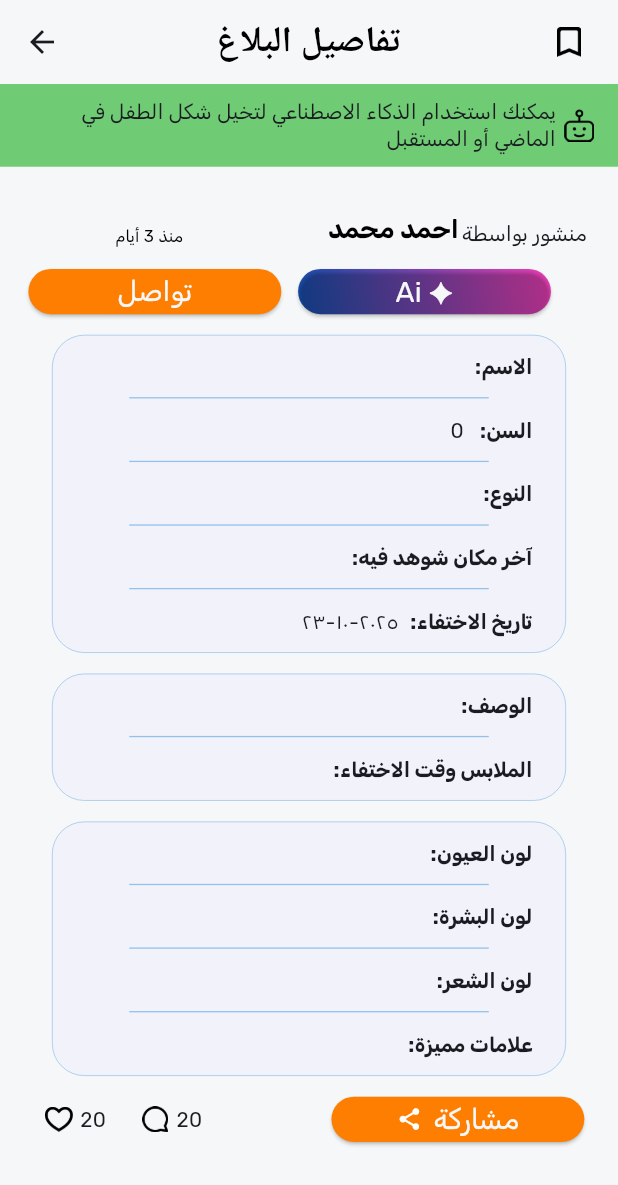
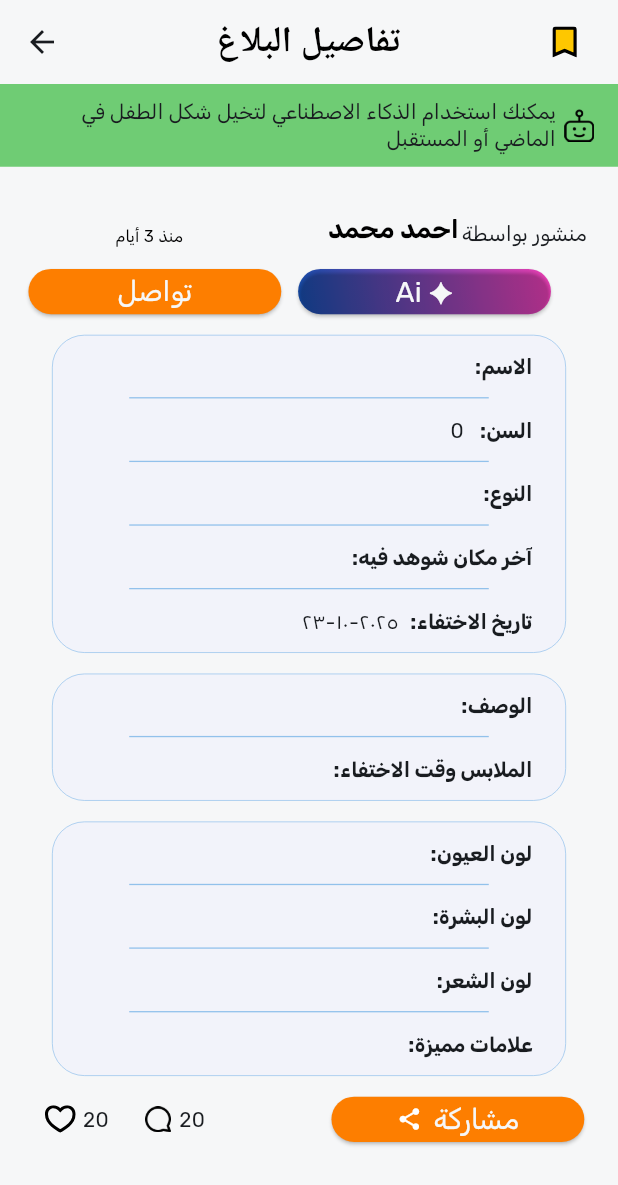
Before and after one commit to rofidarashed/kheet_amal, a Flutter app: the ReportDetails screen opened directly with empty values, on a phone screen of 412 x 824 dp. Shown: the top 1185 px of the screen. Run offline on Flutter 3.47's test engine with Material 3 defaults, Android fonts, the phone set to English and light mode, and no system bars; our stand-ins replace awesome_dialog, bloc, calendar_date_picker2, cloud_firestore, country_code_picker, dio and 13 more; accounts and stored records are empty; project files that could hold a hidden picture were left out.

Commit message:
feat: add support and save report functionality
- Add cubits and states for managing "support" and "save" actions on reports.
- Integrate Firestore to persist the supported and saved status of reports.
- Add new SVG icons for the different states of support and save buttons.
- Update UI to reflect whether a report is supported or saved and allow users to toggle these states.

```diff
--- a/lib/feature/home/presentation/screens/report_details_screen.dart
+++ b/lib/feature/home/presentation/screens/report_details_screen.dart
@@ -1,5 +1,6 @@
 import 'package:easy_localization/easy_localization.dart';
 import 'package:flutter/material.dart';
+import 'package:flutter_bloc/flutter_bloc.dart';
 import 'package:flutter_screenutil/flutter_screenutil.dart';
 import 'package:flutter_svg/svg.dart';
 import 'package:kheet_amal/core/utils/app_colors.dart';
@@ -8,13 +9,20 @@ import 'package:kheet_amal/feature/home/presentation/widgets/custom_founder_info
 import 'package:kheet_amal/feature/home/presentation/widgets/custom_icon_button.dart';
 import 'package:kheet_amal/feature/home/presentation/widgets/custom_report_action_bar.dart';
 import 'package:kheet_amal/feature/home/presentation/widgets/custom_report_details_cards.dart';
+import 'package:kheet_amal/feature/saved_reports/cubits/saved_reports_cubit/saved_reports_cubit.dart';
+import 'package:kheet_amal/feature/saved_reports/cubits/saved_reports_cubit/saved_reports_state.dart';
+import 'package:kheet_amal/support_reports/cubits/sup_reports_cubit/supprot_reports_cubit.dart';
 
 class ReportDetails extends StatelessWidget {
   const ReportDetails({super.key, required this.report});
+
   final ReportModel report;
 
   @override
   Widget build(BuildContext context) {
+    WidgetsBinding.instance.addPostFrameCallback((_) {
+      context.read<SavedReportsCubit>().checkIfSaved(report.id);
+    });
     return Scaffold(
       appBar: AppBar(
         title: const Text('report_details').tr(),
@@ -22,10 +30,36 @@ class ReportDetails extends StatelessWidget {
         actions: [
           Padding(
             padding: EdgeInsets.only(right: 26.w),
-            child: Image.asset(
-              'assets/images/saved_icon.png',
-              height: 23.sp,
-              width: 19.sp,
+            child: BlocBuilder<SavedReportsCubit, SavedReportsState>(
+              builder: (context, state) {
+                bool isSaved = false;
+                if (state is SavedReportsToggled &&
+                    state.reportId == report.id) {
+                  isSaved = state.isSaved;
+                }
+
+                return GestureDetector(
+                  onTap: () {
+                    context.read<SavedReportsCubit>().toggleSaveReport(
+                      report.id,
+                    );
+                    debugPrint(
+                      '============================${report
+                          .id}============================',
+                    );
+                  },
+                  child: Padding(
+                    padding: EdgeInsets.symmetric(vertical: 12.h),
+                    child: SvgPicture.asset(
+                      isSaved
+                          ? 'assets/svgs/isSaved_svg.svg'
+                          : 'assets/svgs/save_icon_svg.svg',
+                      width: 24.w,
+                      height: 24.h,
+                    ),
+                  ),
+                );
+              },
             ),
           ),
         ],
@@ -76,7 +110,8 @@ class ReportDetails extends StatelessWidget {
                     height: 187.h,
                     width: 158.w,
                     fit: BoxFit.cover,
-                          errorBuilder: (_, __, ___) => SvgPicture.asset(
+                    errorBuilder: (_, __, ___) =>
+                        SvgPicture.asset(
                           'assets/svgs/profile_icon.svg',
                           height: 187.h,
                           width: 158.w,
@@ -88,7 +123,7 @@ class ReportDetails extends StatelessWidget {
               ),
               SizedBox(height: 20.h),
               FounderInfo(),
-              ReportDetailsCardsColumn(report: report,),
+              ReportDetailsCardsColumn(report: report),
               SizedBox(height: 16.h),
               ReportActionBar(
                 space: 16.w,
@@ -97,8 +132,9 @@ class ReportDetails extends StatelessWidget {
                   text: 'share'.tr(),
                   backgroundColor: AppColors.secondaryColor,
                   onPressed: () {},
-                  icon: Icon(Icons.share, color: AppColors.white, size: 20.sp),
-                ),
+                  icon: Icon(
+                      Icons.share, color: AppColors.white, size: 20.sp),
+                ), report: report,
               ),
             ],
           ),
--- a/lib/feature/home/presentation/widgets/custom_report_action_bar.dart
+++ b/lib/feature/home/presentation/widgets/custom_report_action_bar.dart
@@ -1,5 +1,11 @@
 import 'package:flutter/material.dart';
+import 'package:flutter_bloc/flutter_bloc.dart';
 import 'package:flutter_screenutil/flutter_screenutil.dart';
+import 'package:flutter_svg/svg.dart';
+
+import '../../../../support_reports/cubits/sup_reports_cubit/supprot_reports_cubit.dart';
+import '../../../../support_reports/cubits/sup_reports_cubit/supprot_reports_state.dart';
+import '../../data/models/report_model.dart';
 
 class ReportActionBar extends StatelessWidget {
   const ReportActionBar({
@@ -7,11 +13,12 @@ class ReportActionBar extends StatelessWidget {
     required this.onPressed,
     required this.actionChild,
     this.space,
+    required this.report,
   });
   final VoidCallback onPressed;
   final Widget actionChild;
   final double? space;
-
+  final ReportModel report;
   @override
   Widget build(BuildContext context) {
     return Padding(
@@ -21,14 +28,29 @@ class ReportActionBar extends StatelessWidget {
         crossAxisAlignment: CrossAxisAlignment.center,
         children: [
           SizedBox(width: space ?? 0),
-          InkWell(
-            onTap: () {},
-            child: Image.asset(
-              "assets/images/heart_icon.png",
-              height: 20.h,
-              width: 20.w,
-            ),
+          BlocBuilder<SupportReportsCubit, SupportReportsState>(
+            builder: (context, state) {
+              bool isSupported = false;
+              if (state is SupportReportsToggled &&
+                  state.reportId == report.id) {
+                isSupported = state.isSupported;
+              }
+
+              return GestureDetector(
+                onTap: () {
+                  context.read<SupportReportsCubit>().toggleSupport(report.id);
+                },
+                child: SvgPicture.asset(
+                  isSupported
+                      ? 'assets/svgs/supported.svg'
+                      : 'assets/svgs/support.svg',
+                  height: 22.h,
+                  width: 22.w,
+                ),
+              );
+            },
           ),
+
           SizedBox(width: 5.w),
           Text('20', style: TextStyle(fontSize: 16.sp)),
           SizedBox(width: 25.w),
--- /dev/null
+++ b/lib/feature/saved_reports/cubits/saved_reports_cubit/saved_reports_state.dart
@@ -0,0 +1,15 @@
+abstract class SavedReportsState {}
+
+final class SavedReportsInitial extends SavedReportsState {}
+
+final class SavedReportsFailed extends SavedReportsState {
+  final String message;
+
+  SavedReportsFailed({required this.message});
+}
+
+final class SavedReportsToggled extends SavedReportsState {
+  final String reportId;
+  final bool isSaved;
+  SavedReportsToggled({required this.reportId, required this.isSaved});
+}
--- /dev/null
+++ b/lib/support_reports/cubits/sup_reports_cubit/supprot_reports_state.dart
@@ -0,0 +1,14 @@
+abstract class SupportReportsState {}
+
+final class SupportReportsInitial extends SupportReportsState {}
+
+final class SupportReportsFailed extends SupportReportsState {
+  final String message;
+  SupportReportsFailed({required this.message});
+}
+
+final class SupportReportsToggled extends SupportReportsState {
+  final String reportId;
+  final bool isSupported;
+  SupportReportsToggled({required this.reportId, required this.isSupported});
+}
--- a/pubspec.yaml
+++ b/pubspec.yaml
@@ -52,7 +52,7 @@ dependencies:
   dotted_border: ^3.1.0
   image_picker: ^1.2.0
   calendar_date_picker2: ^2.0.1
-  fl_chart: ^1.1.1
+  fl_chart: ^0.63.0
   freezed_annotation: ^3.1.0
   dio: ^5.9.0
   awesome_dialog: ^3.3.0
```
Also changed, not shown: lib/feature/home/presentation/screens/home_screen.dart (+11 -2 lines), lib/feature/home/presentation/widgets/child_card.dart (+36 -6 lines), lib/feature/saved_reports/cubits/saved_reports_cubit/saved_reports_cubit.dart (added, +73 -0 lines), lib/support_reports/cubits/sup_reports_cubit/supprot_reports_cubit.dart (added, +75 -0 lines), assets/svgs/isSaved_svg.svg (added), assets/svgs/save_icon_svg.svg (added), assets/svgs/support.svg (added), assets/svgs/supported.svg (added), lib/firebase_options.dart, pubspec.lock, 1 other file. Lines whose indentation alone changed are shown as unchanged.
